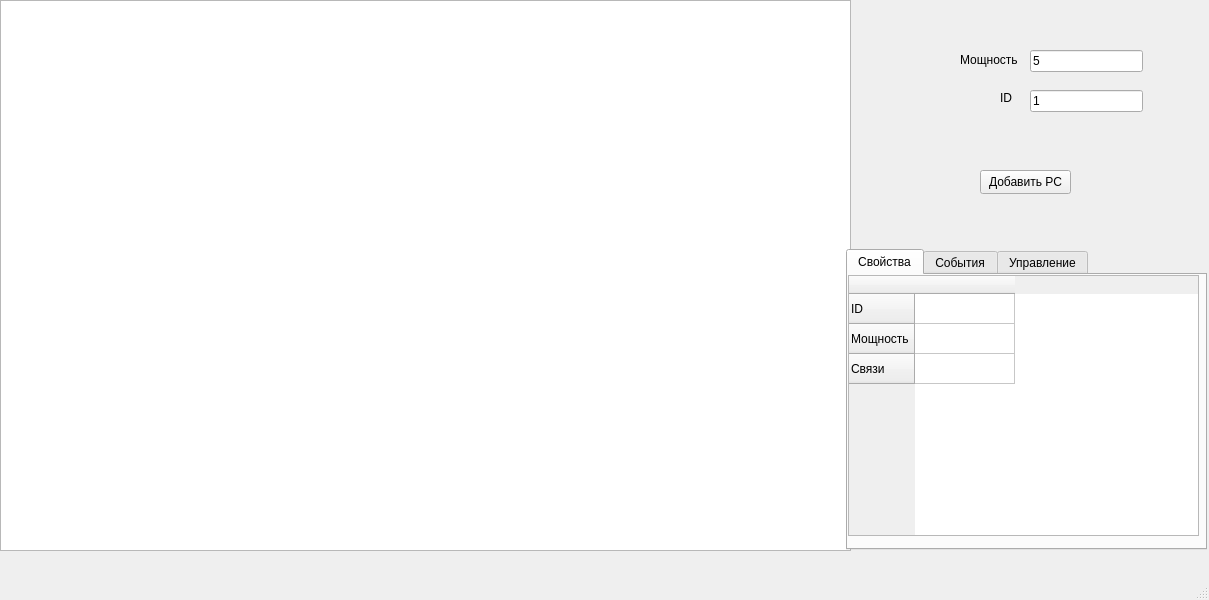
This is mainwindow.ui in KuziukArseniy/Radiostations as Qt 5 draws it before an edit. The edited form follows.
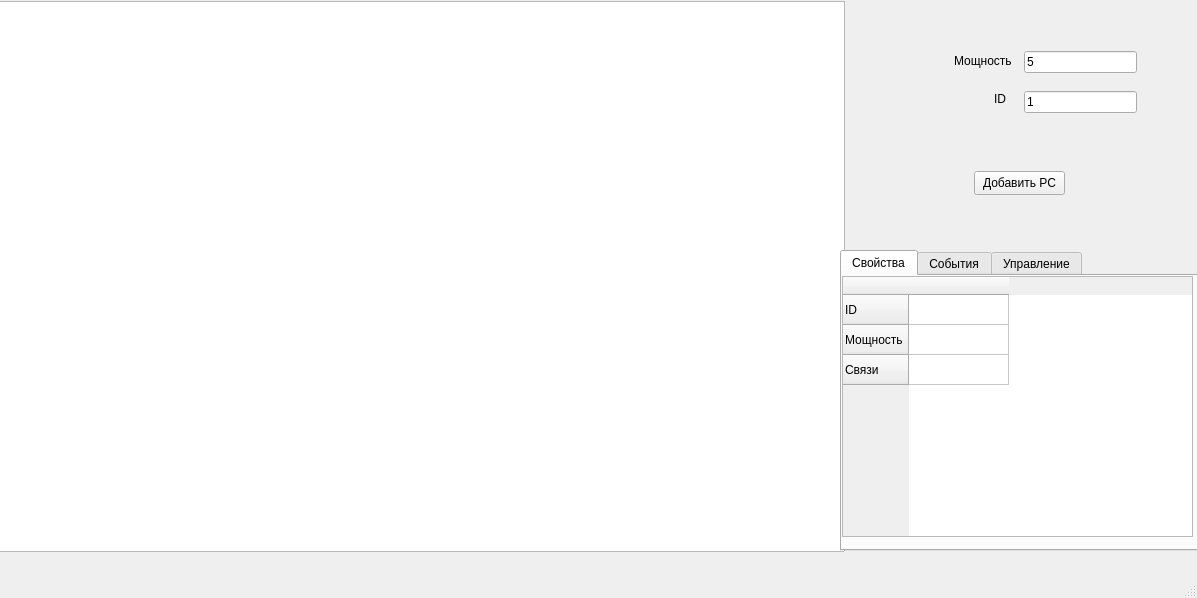
This is the edited form.

```diff
--- a/mainwindow.ui
+++ b/mainwindow.ui
@@ -6,35 +6,42 @@
    <rect>
     <x>0</x>
     <y>0</y>
-    <width>1209</width>
-    <height>600</height>
+    <width>1197</width>
+    <height>598</height>
    </rect>
   </property>
   <property name="windowTitle">
    <string>MainWindow</string>
   </property>
   <widget class="QWidget" name="centralwidget">
-   <widget class="QLineEdit" name="editId">
+   <widget class="QGraphicsView" name="simulatioArea">
     <property name="geometry">
      <rect>
-      <x>1030</x>
-      <y>90</y>
-      <width>113</width>
-      <height>22</height>
+      <x>-6</x>
+      <y>1</y>
+      <width>851</width>
+      <height>551</height>
+     </rect>
+    </property>
+   </widget>
+   <widget class="QLabel" name="labelPower">
+    <property name="geometry">
+     <rect>
+      <x>954</x>
+      <y>51</y>
+      <width>71</width>
+      <height>20</height>
      </rect>
     </property>
     <property name="text">
-     <string>1</string>
-    </property>
-    <property name="readOnly">
-     <bool>true</bool>
+     <string>Мощность</string>
     </property>
    </widget>
    <widget class="QLabel" name="labelId">
     <property name="geometry">
      <rect>
-      <x>1000</x>
-      <y>90</y>
+      <x>994</x>
+      <y>91</y>
       <width>21</width>
       <height>16</height>
      </rect>
@@ -43,21 +50,53 @@
      <string>ID</string>
     </property>
    </widget>
-   <widget class="QGraphicsView" name="simulatioArea">
+   <widget class="QPushButton" name="createRadioButton">
     <property name="geometry">
      <rect>
-      <x>0</x>
-      <y>0</y>
-      <width>851</width>
-      <height>551</height>
+      <x>974</x>
+      <y>171</y>
+      <width>91</width>
+      <height>24</height>
      </rect>
+    </property>
+    <property name="text">
+     <string>Добавить PC</string>
+    </property>
+   </widget>
+   <widget class="QLineEdit" name="editId">
+    <property name="geometry">
+     <rect>
+      <x>1024</x>
+      <y>91</y>
+      <width>113</width>
+      <height>22</height>
+     </rect>
+    </property>
+    <property name="text">
+     <string>1</string>
+    </property>
+    <property name="readOnly">
+     <bool>true</bool>
+    </property>
+   </widget>
+   <widget class="QLineEdit" name="editPower">
+    <property name="geometry">
+     <rect>
+      <x>1024</x>
+      <y>51</y>
+      <width>113</width>
+      <height>22</height>
+     </rect>
+    </property>
+    <property name="text">
+     <string>5</string>
     </property>
    </widget>
    <widget class="QTabWidget" name="controlPC">
     <property name="geometry">
      <rect>
-      <x>846</x>
-      <y>249</y>
+      <x>840</x>
+      <y>250</y>
       <width>361</width>
       <height>301</height>
      </rect>
@@ -176,52 +215,13 @@
      </widget>
     </widget>
    </widget>
-   <widget class="QLabel" name="labelPower">
-    <property name="geometry">
-     <rect>
-      <x>960</x>
-      <y>50</y>
-      <width>71</width>
-      <height>20</height>
-     </rect>
-    </property>
-    <property name="text">
-     <string>Мощность</string>
-    </property>
-   </widget>
-   <widget class="QPushButton" name="createRadioButton">
-    <property name="geometry">
-     <rect>
-      <x>980</x>
-      <y>170</y>
-      <width>91</width>
-      <height>24</height>
-     </rect>
-    </property>
-    <property name="text">
-     <string>Добавить PC</string>
-    </property>
-   </widget>
-   <widget class="QLineEdit" name="editPower">
-    <property name="geometry">
-     <rect>
-      <x>1030</x>
-      <y>50</y>
-      <width>113</width>
-      <height>22</height>
-     </rect>
-    </property>
-    <property name="text">
-     <string>5</string>
-    </property>
-   </widget>
   </widget>
   <widget class="QMenuBar" name="menubar">
    <property name="geometry">
     <rect>
      <x>0</x>
      <y>0</y>
-     <width>1209</width>
+     <width>1197</width>
      <height>21</height>
     </rect>
    </property>
```
